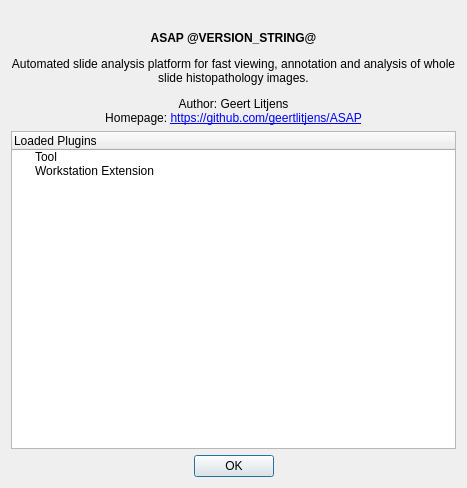
evanry/pathUI, file ASAP/resources/aboutdialog.ui: the form before one commit.
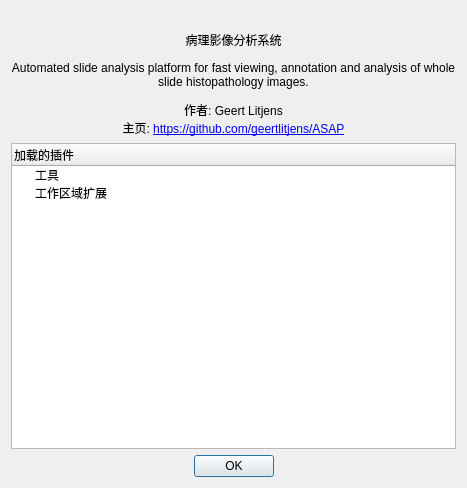
The form after the commit. Icons and pictures are not drawn.

Diff of the .ui file:
```diff
--- a/ASAP/resources/aboutdialog.ui
+++ b/ASAP/resources/aboutdialog.ui
@@ -30,7 +30,7 @@
    <item>
     <widget class="QLabel" name="generalInfoLabel">
      <property name="text">
-      <string>&lt;html&gt;&lt;head/&gt;&lt;body&gt;&lt;p align=&quot;center&quot;&gt;&lt;span style=&quot; font-weight:600;&quot;&gt;ASAP @VERSION_STRING@&lt;/span&gt;&lt;/p&gt;&lt;p align=&quot;center&quot;&gt;Automated slide analysis platform for fast viewing, annotation and analysis of whole slide histopathology images.&lt;/p&gt;&lt;p align=&quot;center&quot;&gt;Author: Geert Litjens&lt;br/&gt;Homepage: &lt;a href=&quot;https://github.com/geertlitjens/ASAP&quot;&gt;&lt;span style=&quot; text-decoration: underline; color:#0000ff;&quot;&gt;https://github.com/geertlitjens/ASAP&lt;/span&gt;&lt;/a&gt;&lt;/p&gt;&lt;/body&gt;&lt;/html&gt;</string>
+      <string>&lt;html&gt;&lt;head/&gt;&lt;body&gt;&lt;p align=&quot;center&quot;&gt;病理影像分析系统&lt;/p&gt;&lt;p align=&quot;center&quot;&gt;Automated slide analysis platform for fast viewing, annotation and analysis of whole slide histopathology images.&lt;/p&gt;&lt;p align=&quot;center&quot;&gt;作者: Geert Litjens&lt;br/&gt;主页: &lt;a href=&quot;https://github.com/geertlitjens/ASAP&quot;&gt;&lt;span style=&quot; text-decoration: underline; color:#0000ff;&quot;&gt;https://github.com/geertlitjens/ASAP&lt;/span&gt;&lt;/a&gt;&lt;/p&gt;&lt;/body&gt;&lt;/html&gt;</string>
      </property>
      <property name="wordWrap">
       <bool>true</bool>
@@ -50,17 +50,17 @@
      </property>
      <column>
       <property name="text">
-       <string>Loaded Plugins</string>
+       <string>加载的插件</string>
       </property>
      </column>
      <item>
       <property name="text">
-       <string>Tool</string>
+       <string>工具</string>
       </property>
      </item>
      <item>
       <property name="text">
-       <string>Workstation Extension</string>
+       <string>工作区域扩展</string>
       </property>
      </item>
     </widget>
```
